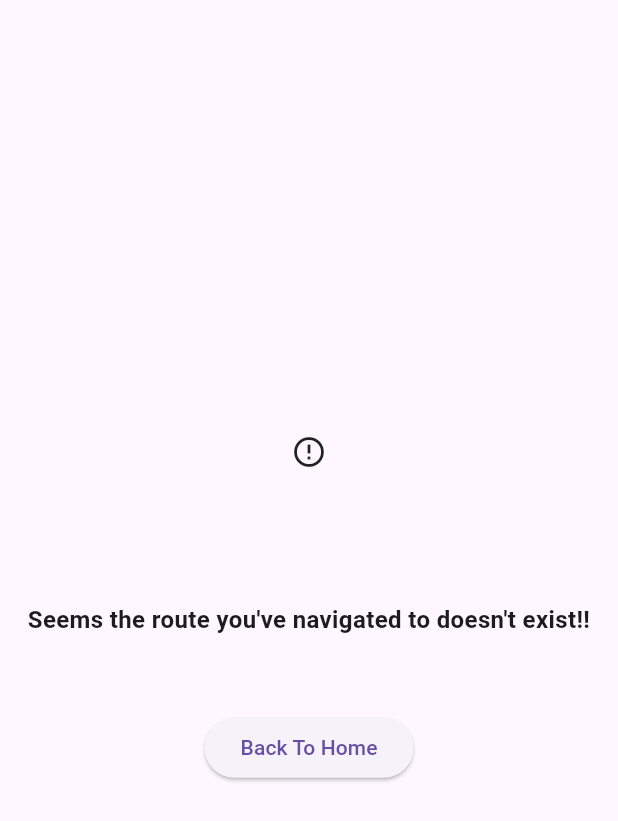
After one commit to kedrakk/myinfo_version3_sample, a Flutter app: the ErrorPage screen opened directly, on a phone screen of 412 x 824 dp. The commit adds this screen. Shown: the top 821 px of the screen. Run offline on Flutter 3.47's test engine with Material 2 defaults, Android fonts, the light colour scheme and no system bars; our stand-ins replace go_router.

Commit message:
added go router

```diff
--- a/lib/main.dart
+++ b/lib/main.dart
@@ -1,5 +1,5 @@
 import 'package:flutter/material.dart';
-import 'package:myinfo_v3_sample_webapp/page/home.dart';
+import 'package:myinfo_v3_sample_webapp/route/routes.dart';
 
 void main() {
   runApp(const MyApp());
@@ -10,14 +10,14 @@ class MyApp extends StatelessWidget {
 
   @override
   Widget build(BuildContext context) {
-    return MaterialApp(
+    return MaterialApp.router(
       title: 'Myinfo Version 3 Implementation',
       theme: ThemeData(
         primarySwatch: Colors.amber,
         useMaterial3: true,
       ),
       debugShowCheckedModeBanner: false,
-      home: const MyHomePage(),
+      routerConfig: RouteHelper().goRouter(),
     );
   }
 }
--- /dev/null
+++ b/lib/page/error.dart
@@ -0,0 +1,55 @@
+import 'package:flutter/material.dart';
+import 'package:go_router/go_router.dart';
+import 'package:myinfo_v3_sample_webapp/route/routes.dart';
+
+class ErrorPage extends StatelessWidget {
+  const ErrorPage({super.key});
+
+  @override
+  Widget build(BuildContext context) {
+    return Scaffold(
+      body: Center(
+        child: SingleChildScrollView(
+          child: Column(
+            children: [
+              const SizedBox(
+                height: 100.0,
+                width: 100.0,
+                child: Icon(
+                  Icons.error_outline,
+                ),
+              ),
+              const SizedBox(
+                height: 50,
+              ),
+              const Text(
+                'Seems the route you\'ve navigated to doesn\'t exist!!',
+                style: TextStyle(
+                  fontSize: 16.0,
+                  fontWeight: FontWeight.w600,
+                ),
+                textAlign: TextAlign.center,
+              ),
+              const SizedBox(
+                height: 50,
+              ),
+              ElevatedButton(
+                onPressed: () {
+                  context.pushReplacementNamed(
+                    Routes.home,
+                  );
+                },
+                child: const Text(
+                  "Back To Home",
+                ),
+              ),
+              const SizedBox(
+                height: 50,
+              ),
+            ],
+          ),
+        ),
+      ),
+    );
+  }
+}
--- a/lib/page/home.dart
+++ b/lib/page/home.dart
@@ -1,9 +1,8 @@
-
 import 'package:flutter/material.dart';
 import 'package:myinfo_v3_sample_webapp/data/const_assets.dart';
 
-class MyHomePage extends StatelessWidget {
-  const MyHomePage({super.key});
+class HomePage extends StatelessWidget {
+  const HomePage({super.key});
 
   @override
   Widget build(BuildContext context) {
--- /dev/null
+++ b/lib/route/routes.dart
@@ -0,0 +1,26 @@
+import 'package:go_router/go_router.dart';
+import 'package:myinfo_v3_sample_webapp/page/home.dart';
+
+import '../page/error.dart';
+
+mixin Routes {
+  static String home = "/";
+  static String callback = "/callback";
+}
+
+class RouteHelper {
+  GoRouter goRouter() {
+    return GoRouter(
+      routes: [
+        GoRoute(
+          path: Routes.home,
+          name: Routes.home,
+          builder: (context, state) => const HomePage(),
+        ),
+      ],
+      errorBuilder: (context, state) {
+        return const ErrorPage();
+      },
+    );
+  }
+}
--- a/pubspec.yaml
+++ b/pubspec.yaml
@@ -35,6 +35,7 @@ dependencies:
   # The following adds the Cupertino Icons font to your application.
   # Use with the CupertinoIcons class for iOS style icons.
   cupertino_icons: ^1.0.2
+  go_router: ^7.0.1
 
 dev_dependencies:
   flutter_test:
```
Also changed, not shown: pubspec.lock.
